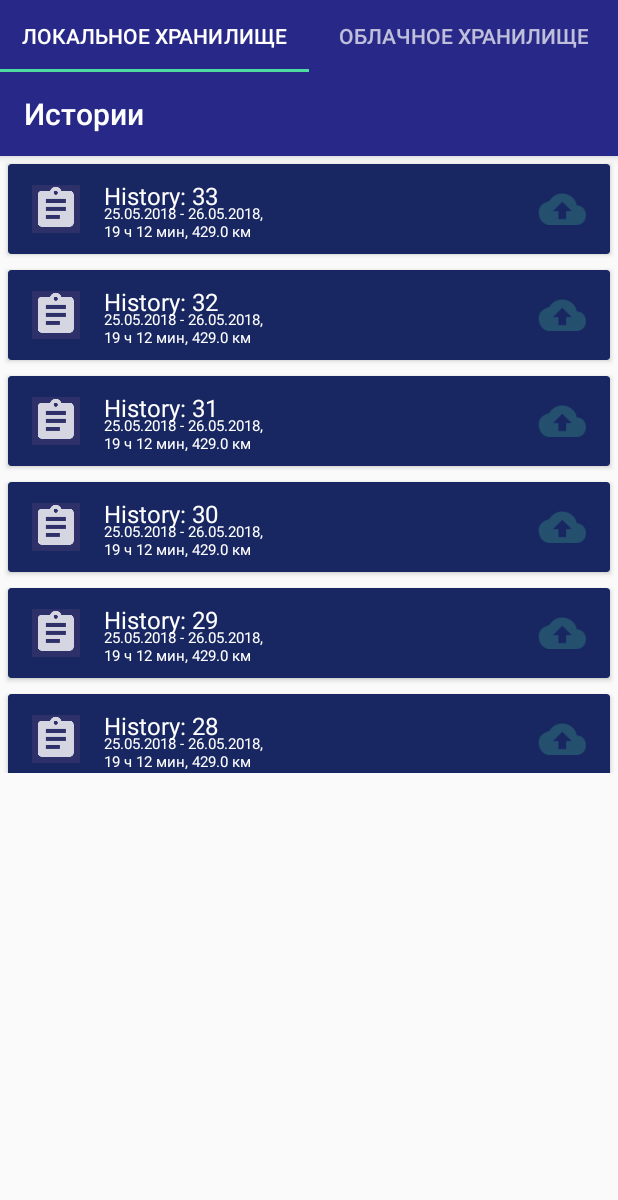
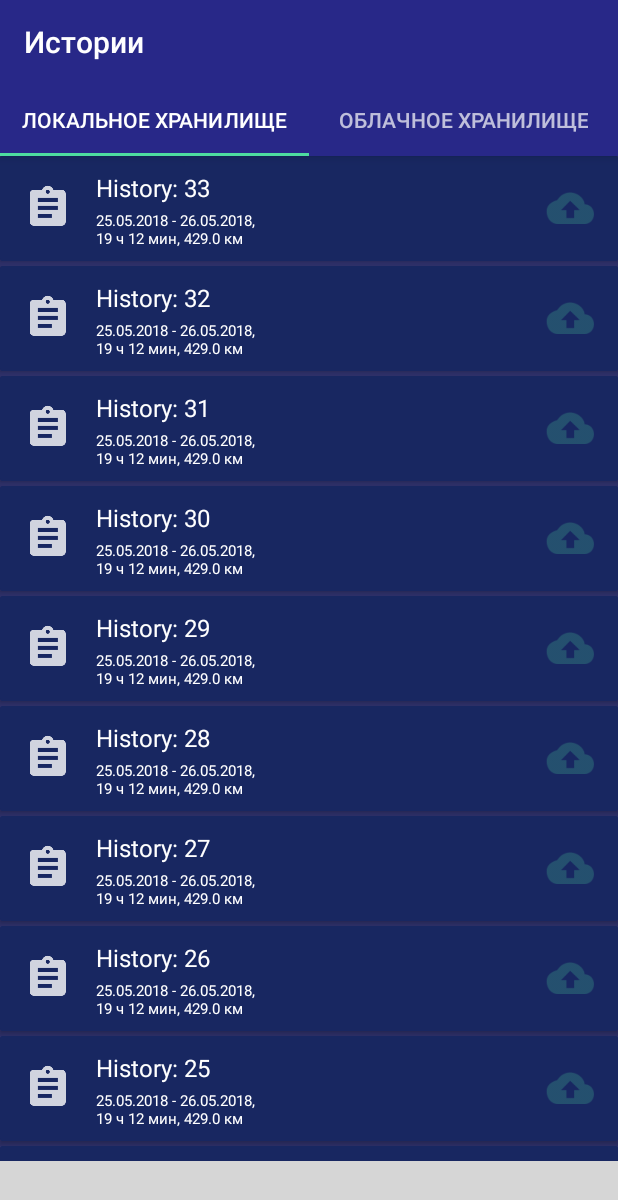
Before and after one commit to StarKREPolytech/SAHistoryDevelopment, an Android app: the screen it shows after launch (HistoryListActivity), on a phone screen of 412 x 824 dp. Shown: the top 1200 px of the screen. Run offline under Robolectric (Android 15) with nearby library versions, the phone set to English and light mode, and no system bars; libraries missing offline, so code that uses them is left out: com.ittianyu.bottomnavigationviewex, es.dmoral.toasty, lombok.experimental, lombok.extern.slf4j; plain views replace BottomNavigationViewEx; 1 statement that could not run was skipped; grey boxes are pictures that could not be loaded.

Commit message:
Коммит для Антона

```diff
--- a/app/src/main/java/com/activities/historyListActivity/components/viewPager/recyclerView/historyListRecyclerViewAdapter/HistoryRecyclerViewAdapter.kt
+++ b/app/src/main/java/com/activities/historyListActivity/components/viewPager/recyclerView/historyListRecyclerViewAdapter/HistoryRecyclerViewAdapter.kt
@@ -130,16 +130,12 @@ class HistoryRecyclerViewAdapter : RecyclerView.Adapter<HistoryViewHolder>() {
         //Устанавливаем GUI для синхронизированной / несинхронизированной истории:
         val repositoryButton = holder.historyRepositoryImageView
         val labelID: Int
-        val colorID: Int
-        if (HistoryManagerProvider.THIS!!.isSynchronizedHistory(history)) {
-            labelID = currentHistoryManager.getSynchronizedLabel()
-            colorID = currentHistoryManager.getSynchronizedColor()
+        labelID = if (HistoryManagerProvider.THIS!!.isSynchronizedHistory(history)) {
+            currentHistoryManager.getSynchronizedLabel()
         } else {
-            labelID = currentHistoryManager.getLabel()
-            colorID = currentHistoryManager.getColor()
+            currentHistoryManager.getLabel()
         }
         repositoryButton?.setImageResource(labelID)
-        holder.labelImageView?.setBackgroundResource(colorID)
         when (this.adapterMode) {
             AdapterMode.BROWSING -> HistoryViewUtils.showEditButtonAndHideTick(holder)
             AdapterMode.SELECTING -> HistoryViewUtils.hideEditButtonAndShowTick(holder)
--- a/app/src/main/res/layout/activity_history_list.xml
+++ b/app/src/main/res/layout/activity_history_list.xml
@@ -12,13 +12,6 @@
         android:fitsSystemWindows="true"
         android:theme="@style/AppTheme.AppBarOverlay">
 
-        <android.support.design.widget.TabLayout
-            android:id="@+id/tab_layout_main"
-            android:layout_width="match_parent"
-            android:layout_height="wrap_content"
-            android:background="@color/mainAppBar"
-            app:tabIndicatorColor="@color/night_theme_sea_history" />
-
         <android.support.v7.widget.Toolbar
             android:id="@+id/toolbar_main"
             android:layout_width="match_parent"
@@ -27,18 +20,26 @@
             app:layout_scrollFlags="scroll|enterAlways"
             app:popupTheme="@style/AppTheme.PopupOverlay" />
 
+        <android.support.design.widget.TabLayout
+            android:id="@+id/tab_layout_main"
+            android:layout_width="match_parent"
+            android:layout_height="wrap_content"
+            android:background="@color/mainAppBar"
+            app:tabIndicatorColor="@color/night_theme_sea_history" />
+
     </android.support.design.widget.AppBarLayout>
 
     <android.support.v4.view.ViewPager
         android:id="@+id/view_pager_main"
         android:layout_width="match_parent"
-        android:layout_height="411dp"
+        android:layout_height="match_parent"
         android:layout_marginBottom="100dp"
         app:layout_behavior="@string/appbar_scrolling_view_behavior" />
 
     <RelativeLayout
         android:layout_width="wrap_content"
-        android:layout_height="50dp">
+        android:layout_height="50dp"
+        android:layout_gravity="bottom|center">
 
         <include
             android:id="@+id/bottom_navigation_view"
--- a/app/src/main/res/layout/card_history_item.xml
+++ b/app/src/main/res/layout/card_history_item.xml
@@ -7,15 +7,15 @@
 
     <android.support.v7.widget.CardView
         android:layout_width="match_parent"
-        android:layout_height="60dp"
-        android:layout_margin="5dp"
-        android:background="@color/night_theme_blue_history"
+        android:layout_height="70dp"
+        android:layout_marginBottom="3dp"
         app:cardBackgroundColor="@color/history_card_color">
 
         <RelativeLayout
             android:id="@+id/history_card_relative_layout"
             android:layout_width="match_parent"
-            android:layout_height="match_parent">
+            android:layout_height="match_parent"
+            android:background="@color/history_card_color">
 
             <TextView
                 android:id="@+id/history_card_headline"
@@ -25,6 +25,7 @@
                 android:layout_alignParentTop="true"
                 android:layout_marginStart="64dp"
                 android:layout_marginTop="10dp"
+                android:background="@color/history_card_color"
                 android:text="Рубцовск - Омск"
                 android:textColor="@color/white"
                 android:textSize="16sp" />
@@ -37,6 +38,7 @@
                 android:layout_alignParentStart="true"
                 android:layout_marginBottom="8dp"
                 android:layout_marginStart="64dp"
+                android:background="@color/history_card_color"
                 android:text="19.05.2018 8 ч 17 мин, 544.8 км"
                 android:textColor="@color/white"
                 android:textSize="10dp" />
@@ -48,6 +50,7 @@
                 android:layout_alignParentEnd="true"
                 android:layout_centerVertical="true"
                 android:layout_marginEnd="16dp"
+                android:background="@color/history_card_color"
                 android:visibility="invisible"
                 app:srcCompat="@drawable/ic_history_card_cell_image_view" />
 
@@ -58,6 +61,7 @@
                 android:layout_alignParentEnd="true"
                 android:layout_centerVertical="true"
                 android:layout_marginEnd="16dp"
+                android:background="@color/history_card_color"
                 android:visibility="invisible"
                 app:srcCompat="@drawable/ic_history_card_tick_image_view" />
 
@@ -68,6 +72,7 @@
                 android:layout_alignParentEnd="true"
                 android:layout_centerVertical="true"
                 android:layout_marginEnd="16dp"
+                android:background="@color/history_card_color"
                 app:srcCompat="@drawable/history_local_repository_label_image_view" />
 
             <ImageView
@@ -77,6 +82,7 @@
                 android:layout_alignParentStart="true"
                 android:layout_centerVertical="true"
                 android:layout_marginStart="16dp"
+                android:background="@color/history_card_color"
                 app:srcCompat="@drawable/ic_history_card_label_image_view" />
 
 
@@ -86,6 +92,7 @@
                 android:layout_height="wrap_content"
                 android:layout_alignParentTop="true"
                 android:layout_alignStart="@+id/history_card_headline"
+                android:background="@color/history_card_color"
                 android:hint="@string/put_new_history_name"
                 android:imeOptions="actionDone"
                 android:inputType="text"
--- a/app/src/main/res/layout/history_options_view.xml
+++ b/app/src/main/res/layout/history_options_view.xml
@@ -23,4 +23,11 @@
         android:layout_marginTop="10dp"
         app:srcCompat="@drawable/ic_history_sort_histories_image_view" />
 
+    <ImageView
+        android:layout_width="wrap_content"
+        android:layout_height="wrap_content"
+        android:layout_marginStart="175dp"
+        android:layout_marginTop="10dp"
+        app:srcCompat="@drawable/ic_history_sync_all_histories_image_view"/>
+
 </RelativeLayout>
--- a/app/src/main/res/layout/repository_fragment.xml
+++ b/app/src/main/res/layout/repository_fragment.xml
@@ -9,7 +9,8 @@
     <android.support.constraint.ConstraintLayout
         android:id="@+id/history_constraint_layout"
         android:layout_width="match_parent"
-        android:layout_height="match_parent">
+        android:layout_height="match_parent"
+        android:background="@color/night_theme_blue_history">
 
         <TextView
             android:id="@+id/history_list_activity_text_description"
```
Also changed, not shown: app/src/main/res/drawable-hdpi/ic_history_sync_all_histories_image_view.png (added), app/src/main/res/drawable-mdpi/ic_history_sync_all_histories_image_view.png (added), app/src/main/res/drawable-xhdpi/ic_history_sync_all_histories_image_view.png (added), app/src/main/res/drawable-xxhdpi/ic_history_sync_all_histories_image_view.png (added).
